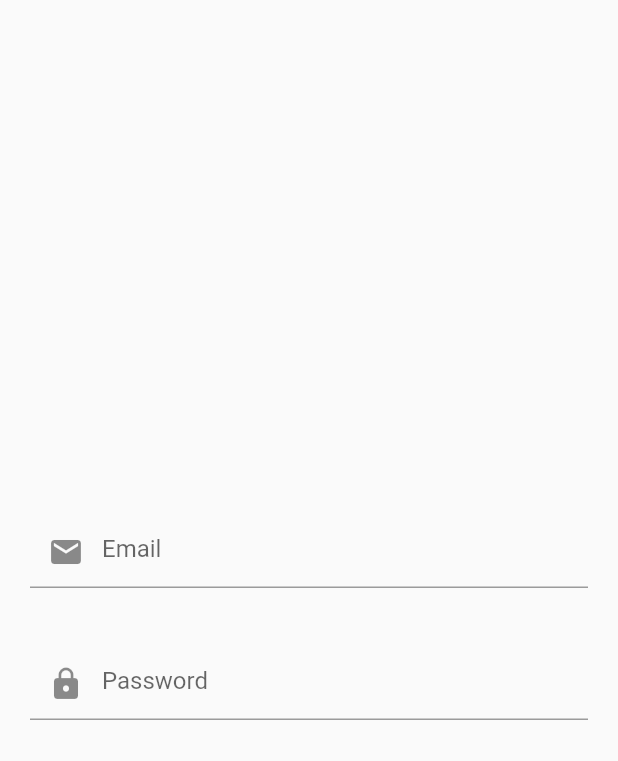
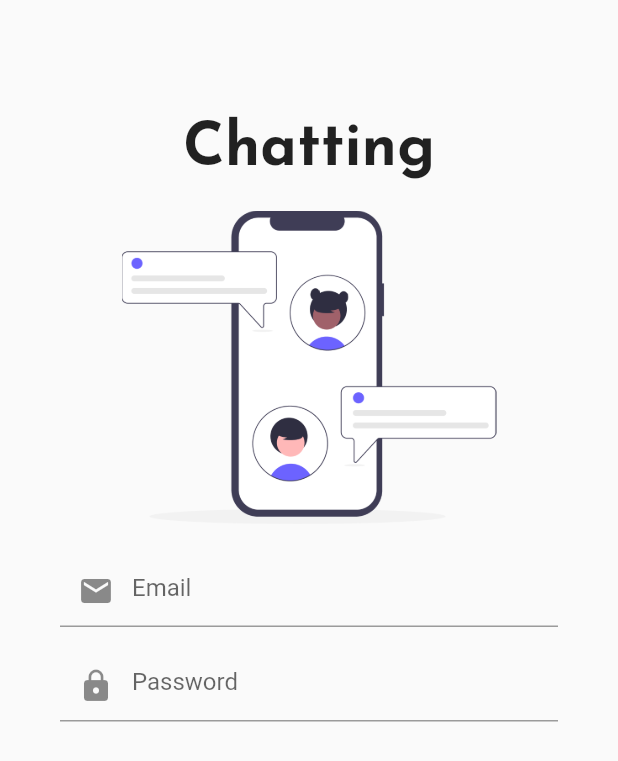
Before and after one commit to Tawanhua/chatting, a Flutter app: the screen it shows after launch, on a phone screen of 412 x 824 dp. Shown: the top 761 px of the screen. Run offline on Flutter 3.47's test engine with Material 2 defaults, Android fonts, the light colour scheme and no system bars; our stand-ins replace firebase_core, google_fonts, shared_preferences; accounts and stored records are empty.

Commit message:
add textforms to login page

```diff
--- a/lib/pages/auth/login_page.dart
+++ b/lib/pages/auth/login_page.dart
@@ -1,4 +1,5 @@
 import 'package:flutter/material.dart';
+import 'package:google_fonts/google_fonts.dart';
 
 class LoginPage extends StatefulWidget {
   const LoginPage({super.key});
@@ -9,31 +10,58 @@ class LoginPage extends StatefulWidget {
 
 class _LoginPageState extends State<LoginPage> {
   final _formKey = GlobalKey<FormState>();
+  String email = '';
+  String password = '';
+
   @override
   Widget build(BuildContext context) {
     return Scaffold(
-      body: Form(
+      body: SingleChildScrollView(
+        child: Padding(
+          padding: const EdgeInsets.symmetric(horizontal: 40, vertical: 80),
+          child: Form(
             child: Column(
               crossAxisAlignment: CrossAxisAlignment.center,
               mainAxisAlignment: MainAxisAlignment.center,
               children: [
-            Padding(
-              padding: const EdgeInsets.all(20.0),
-              child: TextFormField(
-                decoration: const InputDecoration(
-                    prefixIcon: Icon(Icons.email), hintText: 'Email'),
+                Text(
+                  'Chatting',
+                  style: GoogleFonts.josefinSans(
+                    fontSize: 40,
+                    fontWeight: FontWeight.bold,
                   ),
                 ),
-            Padding(
-              padding: const EdgeInsets.all(20.0),
-              child: TextFormField(
+                Container(
+                  width: 250,
+                  height: 250,
+                  alignment: Alignment.center,
+                  decoration: const BoxDecoration(
+                      image: DecorationImage(
+                    image: AssetImage('assets/logo.png'),
+                  )),
+                ),
+                TextFormField(
                   decoration: const InputDecoration(
-                    prefixIcon: Icon(Icons.lock), hintText: 'Password'),
+                    prefixIcon: Icon(Icons.email),
+                    hintText: 'Email',
+                  ),
+                ),
+                const SizedBox(height: 15),
+                TextFormField(
+                  obscureText: true,
+                  decoration: const InputDecoration(
+                    prefixIcon: Icon(Icons.lock),
+                    hintText: 'Password',
                   ),
                 )
               ],
             ),
           ),
+        ),
+      ),
     );
   }
 }
+
+
+// Seperate textformfield
```
Lines whose indentation alone changed are shown as unchanged.
